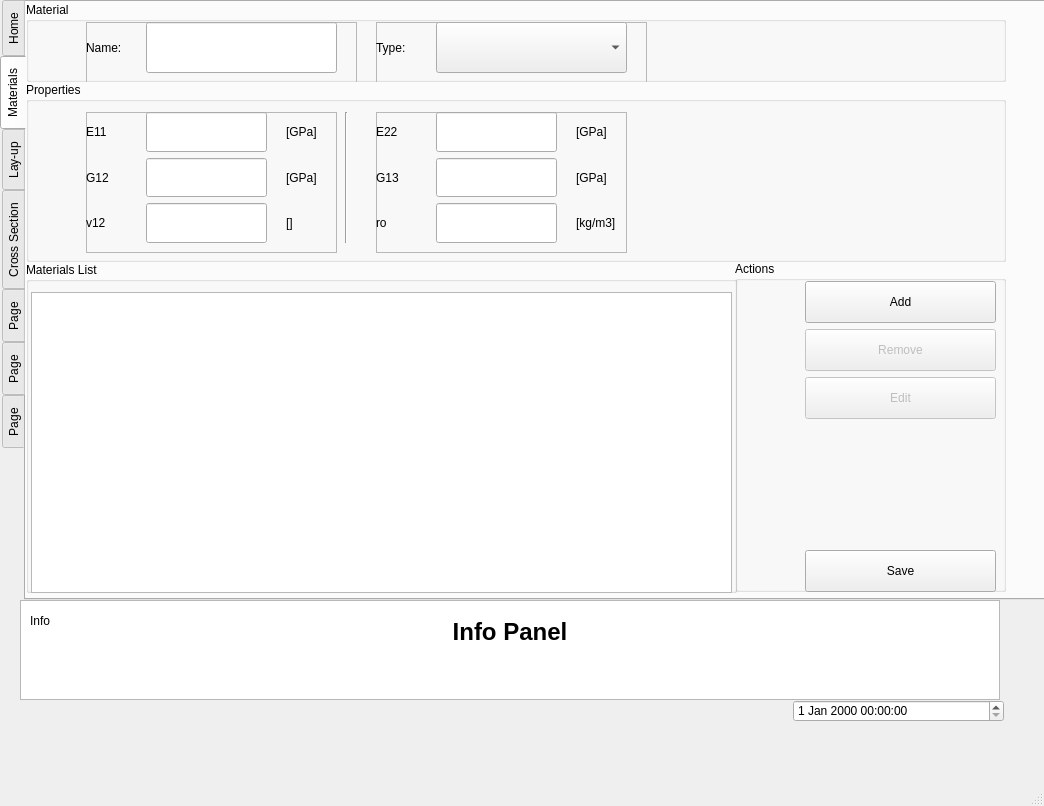
The window that MultiLayeredApp/MainWindow.ui (Ozgun-Demirel/MultiLayeredGUI) describes before a commit, drawn with Qt 5.
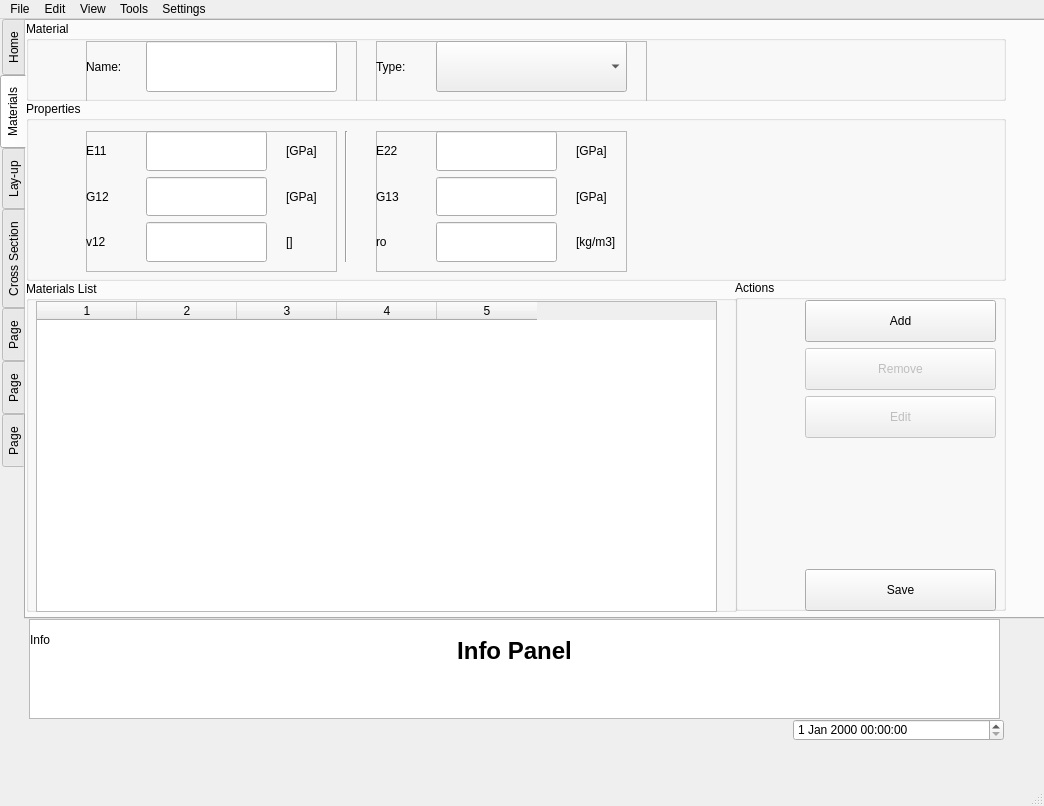
The same window after the commit.

```diff
--- a/MultiLayeredApp/MainWindow.ui
+++ b/MultiLayeredApp/MainWindow.ui
@@ -529,15 +529,26 @@
       <property name="title">
        <string>Materials List</string>
       </property>
-      <widget class="QTableView" name="tblV_Materials_MaterialsList_Table">
+      <widget class="QTableWidget" name="tblW_Materials_MaterialsList_Table">
        <property name="geometry">
         <rect>
-         <x>5</x>
-         <y>30</y>
-         <width>701</width>
-         <height>301</height>
+         <x>10</x>
+         <y>20</y>
+         <width>681</width>
+         <height>311</height>
         </rect>
        </property>
+       <property name="rowCount">
+        <number>0</number>
+       </property>
+       <property name="columnCount">
+        <number>5</number>
+       </property>
+       <column/>
+       <column/>
+       <column/>
+       <column/>
+       <column/>
       </widget>
      </widget>
      <widget class="QGroupBox" name="gbx_Materials_Actions">
@@ -940,9 +951,9 @@
    <widget class="QTextBrowser" name="txtBr_SubInfo">
     <property name="geometry">
      <rect>
-      <x>20</x>
+      <x>29</x>
       <y>600</y>
-      <width>980</width>
+      <width>971</width>
       <height>100</height>
      </rect>
     </property>
@@ -991,6 +1002,39 @@
    <property name="tabletTracking">
     <bool>false</bool>
    </property>
+   <property name="defaultUp">
+    <bool>false</bool>
+   </property>
+   <widget class="QMenu" name="menuFile">
+    <property name="title">
+     <string>File</string>
+    </property>
+   </widget>
+   <widget class="QMenu" name="menuSettings">
+    <property name="title">
+     <string>Settings</string>
+    </property>
+   </widget>
+   <widget class="QMenu" name="menuView">
+    <property name="title">
+     <string>View</string>
+    </property>
+   </widget>
+   <widget class="QMenu" name="menuTools">
+    <property name="title">
+     <string>Tools</string>
+    </property>
+   </widget>
+   <widget class="QMenu" name="menuEdit">
+    <property name="title">
+     <string>Edit</string>
+    </property>
+   </widget>
+   <addaction name="menuFile"/>
+   <addaction name="menuEdit"/>
+   <addaction name="menuView"/>
+   <addaction name="menuTools"/>
+   <addaction name="menuSettings"/>
   </widget>
   <widget class="QStatusBar" name="statusbar"/>
  </widget>
```
Left out of the diff: 22 changed lines with no effect on the pictures.
